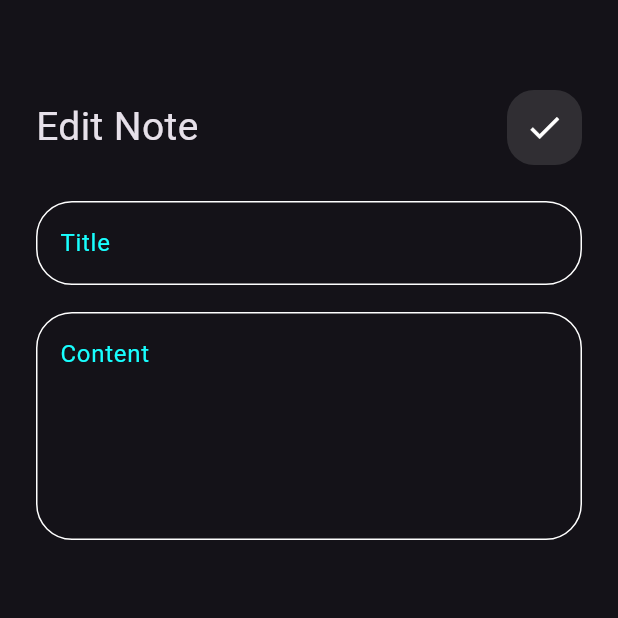
After one commit to Mohamedelgamalx/note_app, a Flutter app: the screen it shows after launch, after a tap on "Flutter tips", on a phone screen of 412 x 824 dp, the top half of it. The commit adds this screen. Run offline on Flutter 3.47's test engine with Material 3 defaults, Android fonts, the phone set to English and light mode, and no system bars; Roboto replaces fonts that are missing (Poppins).

Commit message:
add app bar and 2 text field to edit screen

```diff
--- /dev/null
+++ b/lib/views/edit_view_screen.dart
@@ -0,0 +1,13 @@
+import 'package:flutter/material.dart';
+import 'package:note_app/views/widgets/edit_note_view_body.dart';
+
+class EditViewScreen extends StatelessWidget {
+  const EditViewScreen({super.key});
+
+  @override
+  Widget build(BuildContext context) {
+    return const Scaffold(
+      body: EditNoteViewBody(),
+    );
+  }
+}
--- a/lib/views/widgets/custom_app_bar.dart
+++ b/lib/views/widgets/custom_app_bar.dart
@@ -2,17 +2,18 @@ import 'package:flutter/material.dart';
 import 'custom_search_icon.dart';
 
 class CustomAppBar extends StatelessWidget {
-  const CustomAppBar({super.key});
-
+  const CustomAppBar({super.key, required this.title, required this.icon});
+  final String title;
+  final IconData icon;
   @override
   Widget build(BuildContext context) {
-    return const Row(
+    return Row(
       children: [
-        Text('Notes', style: TextStyle(
+        Text(title, style: TextStyle(
           fontSize: 26
         ),),
         Spacer(),
-        CustomSearchIcon(),
+        CustomSearchIcon(icon: icon),
       ],
     );
   }
--- a/lib/views/widgets/custom_note_item.dart
+++ b/lib/views/widgets/custom_note_item.dart
@@ -1,11 +1,18 @@
 import 'package:flutter/material.dart';
+import 'package:note_app/views/edit_view_screen.dart';
 
 class CustomNoteItem extends StatelessWidget {
   const CustomNoteItem({super.key});
 
   @override
   Widget build(BuildContext context) {
-    return Container(
+    return GestureDetector(
+      onTap: () {
+        Navigator.push(context, MaterialPageRoute(builder: (context) {
+          return const EditViewScreen();
+        }));
+      },
+      child: Container(
         decoration: BoxDecoration(
             borderRadius: BorderRadius.circular(16),
             color: Colors.orangeAccent
@@ -41,6 +48,7 @@ class CustomNoteItem extends StatelessWidget {
             ],
           ),
         ),
+      ),
     );
   }
 }
--- a/lib/views/widgets/custom_search_icon.dart
+++ b/lib/views/widgets/custom_search_icon.dart
@@ -1,8 +1,8 @@
 import 'package:flutter/material.dart';
 
 class CustomSearchIcon extends StatelessWidget {
-  const CustomSearchIcon({super.key});
-
+  const CustomSearchIcon({super.key, required this.icon});
+  final IconData icon;
   @override
   Widget build(BuildContext context) {
     return Container(
@@ -12,8 +12,8 @@ class CustomSearchIcon extends StatelessWidget {
           color: Colors.grey.withOpacity(.2),
           borderRadius: BorderRadius.circular(18)
       ),
-      child: const Center(
-        child: Icon(Icons.search,
+      child: Center(
+        child: Icon(icon,
           size: 26,),
       ),
     );
--- /dev/null
+++ b/lib/views/widgets/edit_note_view_body.dart
@@ -0,0 +1,23 @@
+import 'package:flutter/material.dart';
+import 'package:note_app/views/widgets/custom_app_bar.dart';
+import 'package:note_app/views/widgets/custom_text_field.dart';
+
+class EditNoteViewBody extends StatelessWidget {
+  const EditNoteViewBody({super.key});
+
+  @override
+  Widget build(BuildContext context) {
+    return const Padding(padding: EdgeInsets.symmetric(horizontal: 24),
+      child: Column(
+        children: [
+          SizedBox(height: 60,),
+          CustomAppBar(title: 'Edit Note', icon: Icons.check,),
+          SizedBox(height: 24,),
+          CustomTextField(hintName: 'Title'),
+          SizedBox(height: 18,),
+          CustomTextField(hintName: 'Content',maxLines: 5,),
+        ],
+      ),
+    );
+  }
+}
--- a/lib/views/widgets/note_view_body.dart
+++ b/lib/views/widgets/note_view_body.dart
@@ -14,7 +14,7 @@ class NoteViewBody extends StatelessWidget {
           SizedBox(height: 60,),
           Padding(
             padding: EdgeInsets.only(bottom: 12),
-            child: CustomAppBar(),
+            child: CustomAppBar(title: 'Notes',icon: Icons.search,),
           ),
           Expanded(child: CustomNoteListView())
         ],
```
Lines whose indentation alone changed are shown as unchanged.
